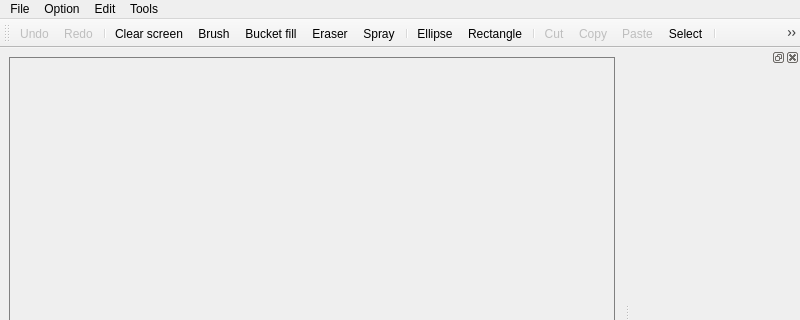
Old version of the form Paint/mainwindow.ui in the repository karina-cherednyk/OOP_Practice; both pictures show x 0 to 800 and y 0 to 320 of the 800 by 600 pixel window.
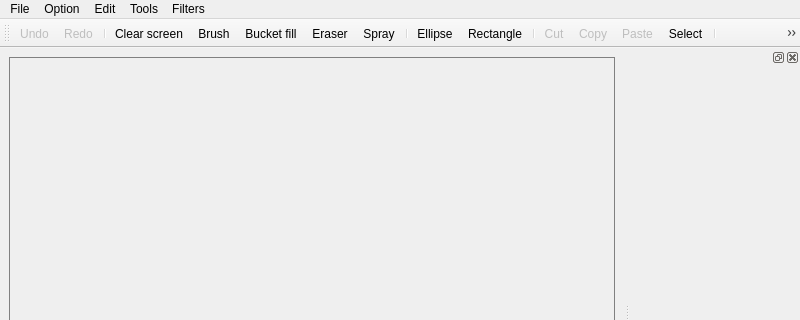
New version of the form. Icons and pictures are not drawn.

Commit message: add filters dialog

```diff
--- a/Paint/mainwindow.ui
+++ b/Paint/mainwindow.ui
@@ -84,10 +84,17 @@
     <addaction name="actionEllipse"/>
     <addaction name="actionSpray"/>
    </widget>
+   <widget class="QMenu" name="menuFilters">
+    <property name="title">
+     <string>Filters</string>
+    </property>
+    <addaction name="actionBrightness"/>
+   </widget>
    <addaction name="menuFile"/>
    <addaction name="menuOption"/>
    <addaction name="menuEdit"/>
    <addaction name="menuTools"/>
+   <addaction name="menuFilters"/>
   </widget>
   <widget class="QStatusBar" name="statusbar"/>
   <widget class="QToolBar" name="toolBar">
```
Left out of the diff: 5 changed lines with no effect on the pictures. The commit also changes 40 other files.
